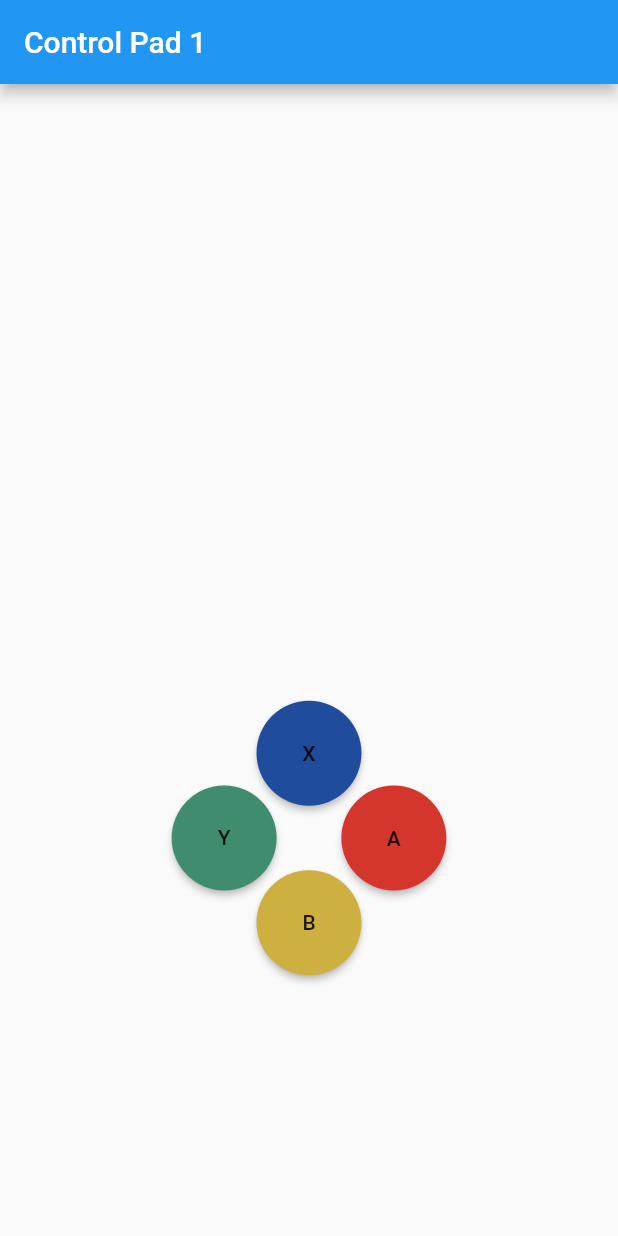
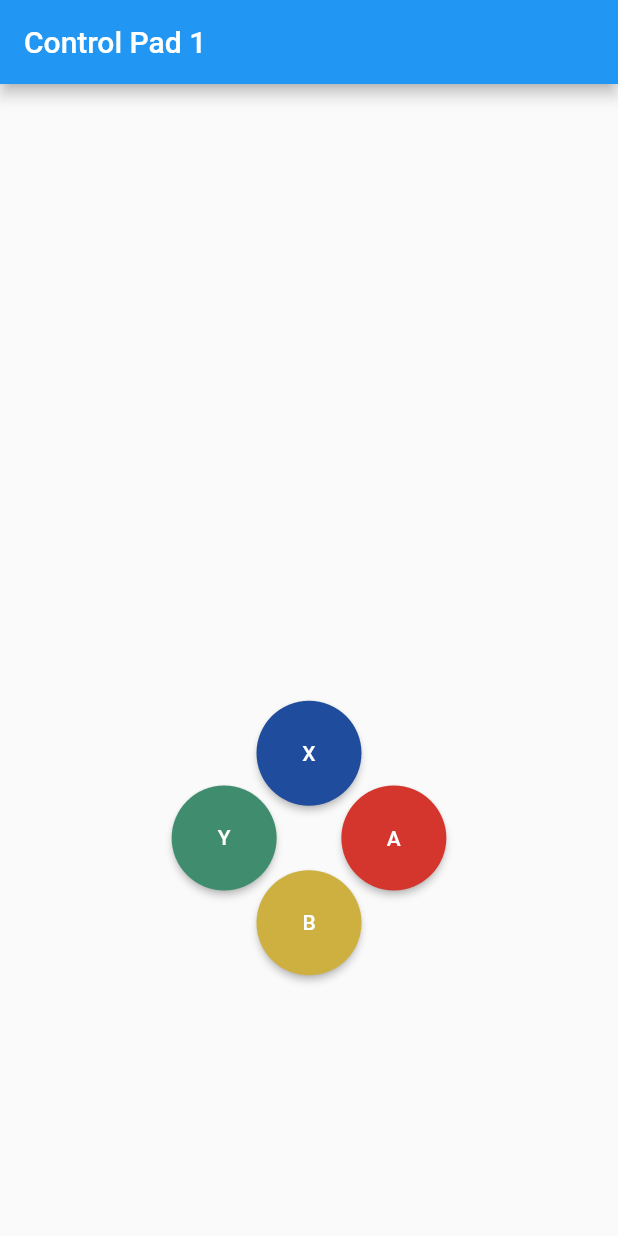
Before and after one commit to TKMonkey/command_pattern, a Flutter app: the screen it shows after launch, on a phone screen of 412 x 824 dp. Run offline on Flutter 3.47's test engine with Material 2 defaults, Android fonts, the phone set to English and light mode, and no system bars.

Commit message:
refactor: change first example directory and names

```diff
--- a/lib/a_control_pad.dart
+++ b/lib/1/wired_control_pad.dart
@@ -84,7 +84,12 @@ class PadButton extends StatelessWidget {
         color: color,
         child: Transform.rotate(
           angle: eighthRotation,
-          child: Text(text),
+          child: Text(
+            text,
+            style: const TextStyle(
+              color: Colors.white,
+            ),
+          ),
         ),
         onPressed: onPressed,
       ),
--- a/lib/a_main_screen.dart
+++ b/lib/1/wired_main_screen.dart
@@ -1,4 +1,4 @@
-import 'package:command_pattern/a_control_pad.dart';
+import 'package:command_pattern/1/wired_control_pad.dart';
 import 'package:flutter/material.dart';
 
 class FirstMainScreen extends StatefulWidget {
--- a/lib/main.dart
+++ b/lib/main.dart
@@ -1,4 +1,4 @@
-import 'package:command_pattern/a_main_screen.dart';
+import 'package:command_pattern/1/wired_main_screen.dart';
 import 'package:flutter/material.dart';
 
 void main() {
```
